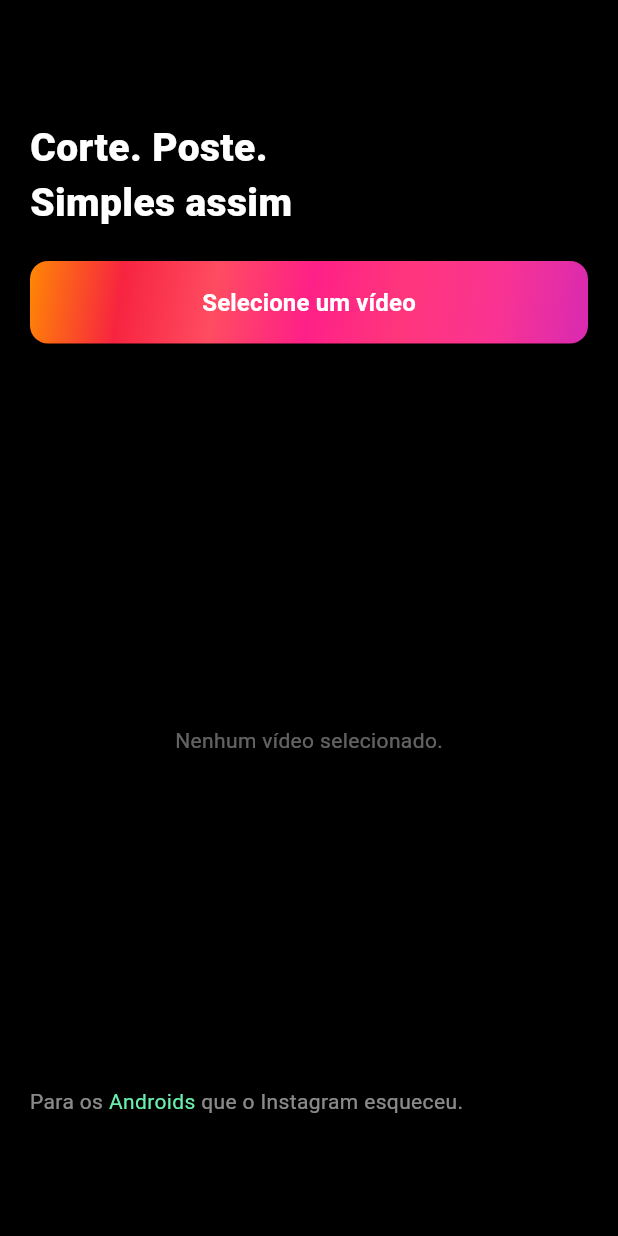
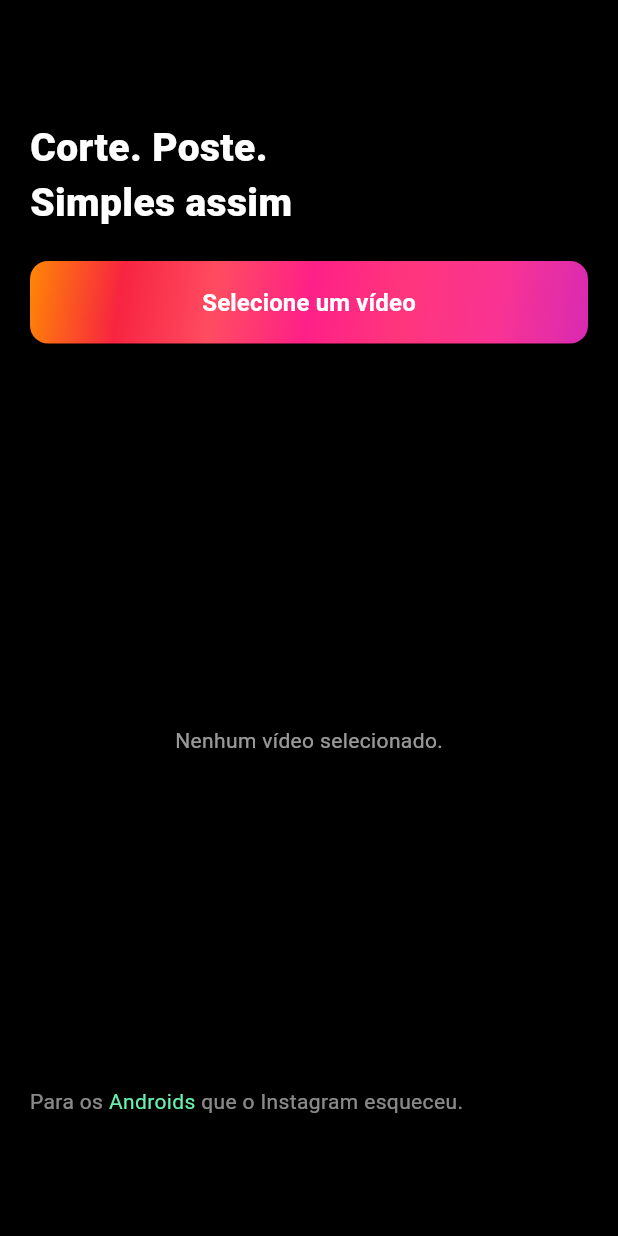
Before and after one commit to Yures1lva/insta_cut, a Flutter app: the screen it shows after launch, on a phone screen of 412 x 824 dp. Run offline on Flutter 3.47's test engine with Material 3 defaults, Android fonts, the light colour scheme and no system bars.

Commit message:
up: arquitetura nova

```diff
--- a/lib/main.dart
+++ b/lib/main.dart
@@ -1,5 +1,5 @@
 import 'package:flutter/material.dart';
-import 'package:insta_cut/Modules/Home/View/spash_view.dart';
+import 'package:insta_cut/ui/Home/View/spash_view.dart';
 
 void main() {
   runApp(const MyApp());
--- a/lib/Modules/Home/View/home_view.dart
+++ b/lib/ui/Home/View/home_view.dart
@@ -1,6 +1,6 @@
 import 'package:flutter/material.dart';
-import 'package:insta_cut/Modules/Home/Models/video_part.dart';
-import 'package:insta_cut/Modules/Home/Widgets/select_button.dart';
+import 'package:insta_cut/ui/Home/Models/video_part.dart';
+import 'package:insta_cut/ui/Home/Widgets/select_button.dart';
 import '../widgets/video_grid.dart';
 
 class HomeView extends StatefulWidget {
@@ -19,7 +19,7 @@ class _HomeViewState extends State<HomeView> {
         (index) => VideoPart(
           id: index,
           isPosted: false,
-          thumbnail: 'https://via.placeholder.com/150',
+          thumbnail: 'lib/assets/imgs/logo.png',
         ),
       );
     });
--- a/lib/Modules/Home/View/spash_view.dart
+++ b/lib/ui/Home/View/spash_view.dart
@@ -1,7 +1,7 @@
 import 'dart:async';
 
 import 'package:flutter/material.dart';
-import 'package:insta_cut/Modules/Home/View/home_view.dart';
+import 'package:insta_cut/ui/Home/View/home_view.dart';
 
 class Splash extends StatefulWidget {
   const Splash({super.key});
--- a/lib/Modules/Home/Widgets/video_grid.dart
+++ b/lib/ui/Home/Widgets/video_grid.dart
@@ -1,5 +1,5 @@
 import 'package:flutter/material.dart';
-import 'package:insta_cut/Modules/Home/Models/video_part.dart';
+import 'package:insta_cut/ui/Home/Models/video_part.dart';
 
 class VideoGrid extends StatelessWidget {
   final List<VideoPart> videoParts;
@@ -14,7 +14,7 @@ class VideoGrid extends StatelessWidget {
         margin: const EdgeInsets.only(top: 30),
         child: Center(
             child: Text("Nenhum vídeo selecionado.",
-                style: TextStyle(color: Colors.white38))),
+                style: TextStyle(color: Colors.white60))),
       );
     }
 
```
Also changed, not shown: lib/ui/Home/Models/video_part.dart (renamed from lib/Modules/Home/Models/video_part.dart), lib/ui/Home/Widgets/select_button.dart (renamed from lib/Modules/Home/Widgets/select_button.dart), pubspec.lock.
